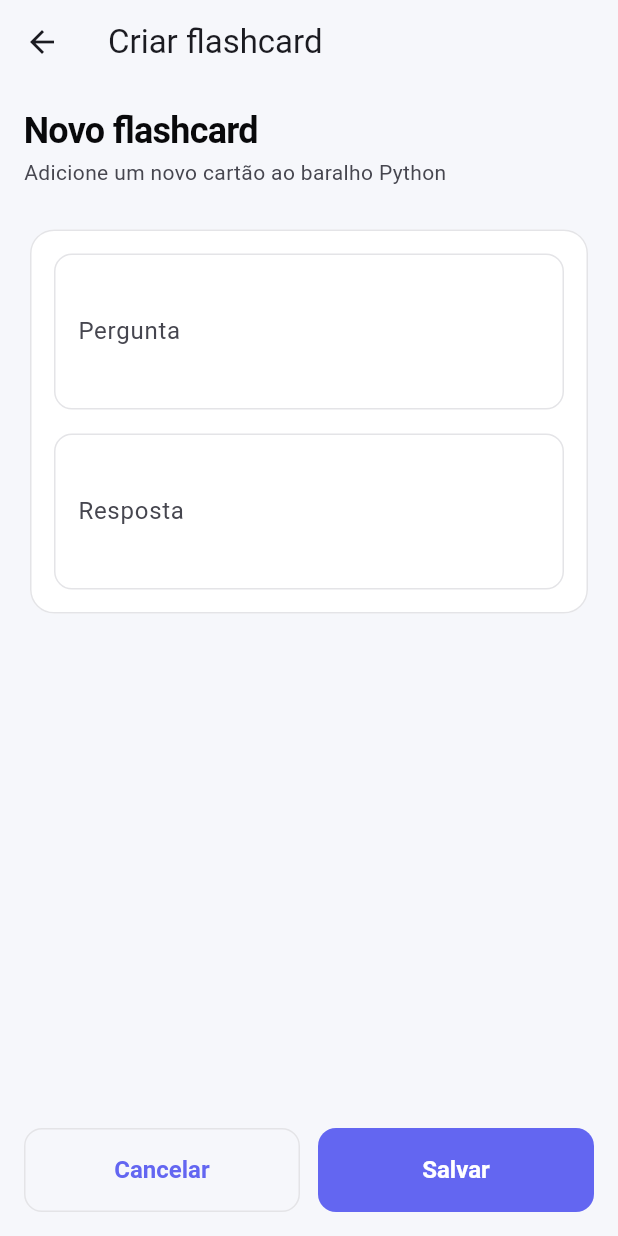
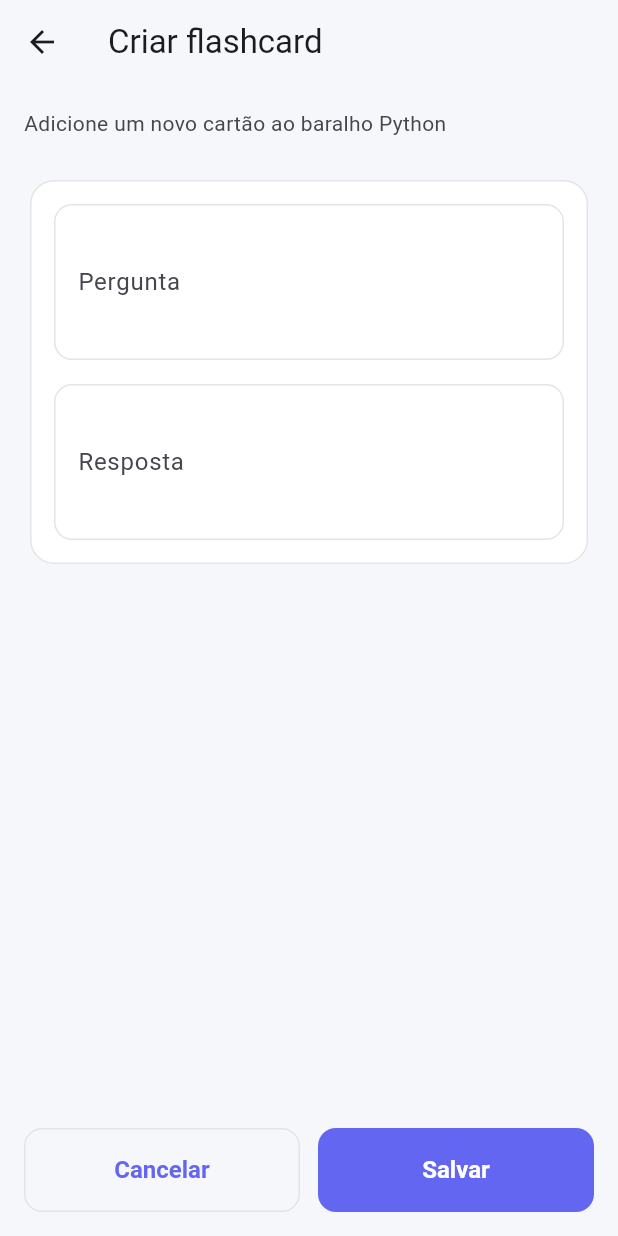
Before and after one commit to jonasr1/flash_mind, a Flutter app: the CreateFlashcardScreen screen opened directly with sample values from the repository, on a phone screen of 412 x 824 dp. Run offline on Flutter 3.47's test engine with Material 3 defaults, Android fonts, the phone set to English and light mode, and no system bars; our stand-ins replace shared_preferences; accounts and stored records are empty.

Commit message:
refactor: remove unnecessary text and spacing in deck and flashcard screens

```diff
--- a/lib/features/decks/screens/create_deck_screen.dart
+++ b/lib/features/decks/screens/create_deck_screen.dart
@@ -94,8 +94,6 @@ class _CreateDeckScreenState extends State<CreateDeckScreen> {
           child: Column(
             crossAxisAlignment: CrossAxisAlignment.start,
             children: [
-              Text('Novo baralho', style: theme.textTheme.displaySmall),
-              const SizedBox(height: 4),
               Text(
                 'Organize seus flashcards por assunto ou tema.',
                 style: theme.textTheme.bodyMedium?.copyWith(
@@ -122,10 +120,7 @@ class _CreateDeckScreenState extends State<CreateDeckScreen> {
                           errorText: titleError,
                         ),
                       ),
-
                       const SizedBox(height: 16),
-
-
                       TextField(
                         controller: descriptionController,
                         enabled: !isSaving,
--- a/lib/features/flashcards/screens/create_flashcard_screen.dart
+++ b/lib/features/flashcards/screens/create_flashcard_screen.dart
@@ -83,8 +83,6 @@ class _CreateFlashcardScreenState extends State<CreateFlashcardScreen> {
           child: Column(
             crossAxisAlignment: CrossAxisAlignment.start,
             children: [
-              Text('Novo flashcard', style: theme.textTheme.displaySmall),
-              const SizedBox(height: 4),
               Text(
                 'Adicione um novo cartão ao baralho ${widget.deck.title}',
                 style: theme.textTheme.bodyMedium?.copyWith(
--- a/lib/features/flashcards/screens/edit_flashcard_screen.dart
+++ b/lib/features/flashcards/screens/edit_flashcard_screen.dart
@@ -46,7 +46,9 @@ class _EditFlashcardScreenState extends State<EditFlashcardScreen> {
       deckService: AppScope.of(context).deckService,
     );
 
-    final nextQuestionError = controller.validateQuestion(questionController.text);
+    final nextQuestionError = controller.validateQuestion(
+      questionController.text,
+    );
     final nextAnswerError = controller.validateAnswer(answerController.text);
 
     setState(() {
@@ -79,9 +81,9 @@ class _EditFlashcardScreenState extends State<EditFlashcardScreen> {
         isSaving = false;
       });
 
-      ScaffoldMessenger.of(context).showSnackBar(
-        const SnackBar(content: Text('Erro ao salvar flashcard')),
-      );
+      ScaffoldMessenger.of(
+        context,
+      ).showSnackBar(const SnackBar(content: Text('Erro ao salvar flashcard')));
     }
   }
 
@@ -97,8 +99,6 @@ class _EditFlashcardScreenState extends State<EditFlashcardScreen> {
           child: Column(
             crossAxisAlignment: CrossAxisAlignment.start,
             children: [
-              Text('Editar flashcard', style: theme.textTheme.displaySmall),
-              const SizedBox(height: 4),
               Text(
                 'Edite as informações do cartão no baralho ${widget.deck.title}',
                 style: theme.textTheme.bodyMedium?.copyWith(
@@ -143,7 +143,9 @@ class _EditFlashcardScreenState extends State<EditFlashcardScreen> {
                 children: [
                   Expanded(
                     child: OutlinedButton(
-                      onPressed: isSaving ? null : () => Navigator.of(context).pop(),
+                      onPressed: isSaving
+                          ? null
+                          : () => Navigator.of(context).pop(),
                       child: const Text('Cancelar'),
                     ),
                   ),
```
